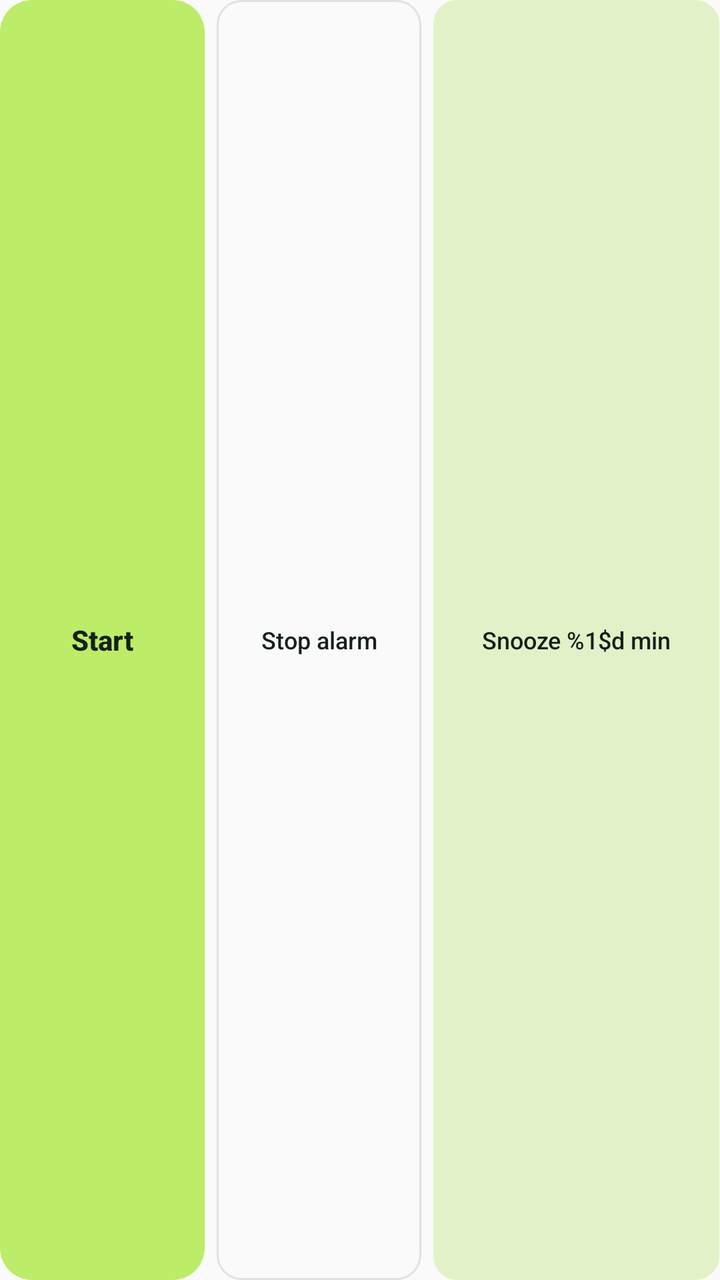
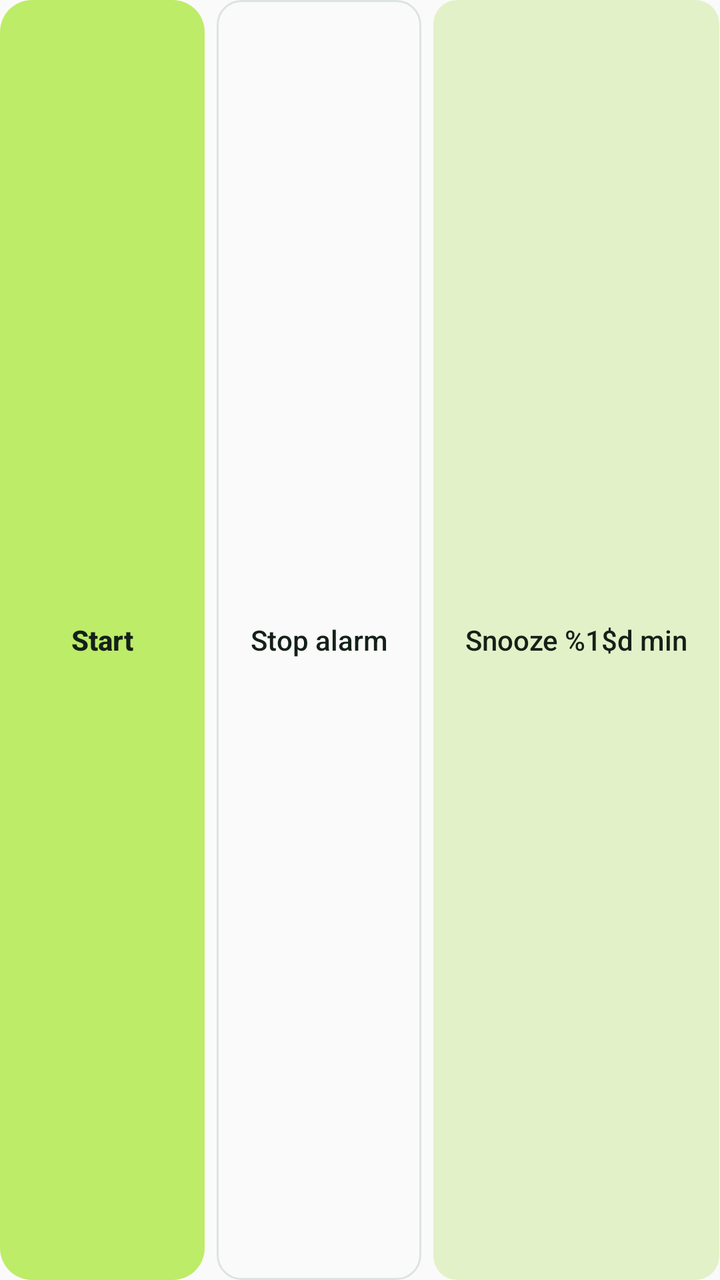

Compare the two renders of this Android layout. The source of the first and the diff that turns it into the second are given below.
<!-- AndroidManifest.xml: application theme Theme.YogaAlarm -->
<!-- res/layout/notification_alarm_compact.xml -->
<?xml version="1.0" encoding="utf-8"?>
<LinearLayout xmlns:android="http://schemas.android.com/apk/res/android"
    android:layout_width="match_parent"
    android:layout_height="48dp"
    android:orientation="horizontal">

    <Button
        android:id="@+id/notification_start"
        style="@style/AlarmNotificationButton.Start"
        android:layout_width="0dp"
        android:layout_height="match_parent"
        android:layout_weight="1"
        android:text="@string/notification_start" />

    <FrameLayout
        android:id="@+id/notification_stop_container"
        android:layout_width="0dp"
        android:layout_height="match_parent"
        android:layout_marginStart="6dp"
        android:layout_weight="1">

        <Button
            android:id="@+id/notification_stop"
            style="@style/AlarmNotificationButton.Stop"
            android:layout_width="match_parent"
            android:layout_height="match_parent"
            android:paddingStart="4dp"
            android:paddingEnd="4dp"
            android:text="@string/notification_stop"
            android:textSize="12sp" />
    </FrameLayout>

    <FrameLayout
        android:id="@+id/notification_snooze_container"
        android:layout_width="0dp"
        android:layout_height="match_parent"
        android:layout_marginStart="6dp"
        android:layout_weight="1.4">

        <Button
            android:id="@+id/notification_snooze"
            style="@style/AlarmNotificationButton.Snooze"
            android:layout_width="match_parent"
            android:layout_height="match_parent"
            android:paddingStart="4dp"
            android:paddingEnd="4dp"
            android:text="@string/notification_snooze"
            android:textSize="12sp" />
    </FrameLayout>
</LinearLayout>
<!-- resources referenced by this layout -->
<resources>
  <string name="notification_snooze">Snooze %1$d min</string>
  <string name="notification_start">Start</string>
  <string name="notification_stop">Stop alarm</string>
  <style name="AlarmNotificationButton.Snooze">
          <item name="android:background">@drawable/notification_snooze_background</item>
          <item name="android:textColor">@color/notification_snooze_ink</item>
      </style>
  <style name="AlarmNotificationButton.Start">
          <item name="android:background">@drawable/notification_start_background</item>
          <item name="android:textColor">@color/notification_button_ink</item>
          <item name="android:textStyle">bold</item>
      </style>
  <style name="AlarmNotificationButton.Stop">
          <item name="android:background">@drawable/notification_stop_background</item>
      </style>
  <style name="Theme.YogaAlarm" parent="Theme.YogaAlarm.Base" />
  <!-- drawable notification_snooze_background (drawable) -->
  <?xml version="1.0" encoding="utf-8"?>
  <ripple xmlns:android="http://schemas.android.com/apk/res/android" android:color="#227F8C82">
      <item>
          <shape android:shape="rectangle">
              <solid android:color="@color/notification_snooze_background" />
              <corners android:radius="12dp" />
          </shape>
      </item>
  </ripple>
  <color name="notification_snooze_ink">#142018</color>
  <!-- drawable notification_start_background (drawable) -->
  <?xml version="1.0" encoding="utf-8"?>
  <ripple xmlns:android="http://schemas.android.com/apk/res/android" android:color="#22142018">
      <item>
          <shape android:shape="rectangle">
              <solid android:color="@color/notification_lime" />
              <corners android:radius="16dp" />
          </shape>
      </item>
  </ripple>
  <color name="notification_button_ink">#142018</color>
  <!-- drawable notification_stop_background (drawable) -->
  <?xml version="1.0" encoding="utf-8"?>
  <ripple xmlns:android="http://schemas.android.com/apk/res/android" android:color="#227F8C82">
      <item>
          <shape android:shape="rectangle">
              <solid android:color="@android:color/transparent" />
              <stroke android:width="1dp" android:color="@color/notification_border" />
              <corners android:radius="12dp" />
          </shape>
      </item>
  </ripple>
  <style name="Theme.YogaAlarm.Base" parent="android:style/Theme.Material.Light.NoActionBar">
          <item name="android:fontFamily">sans</item>
          <item name="android:windowActionModeOverlay">true</item>
          <item name="android:windowLightStatusBar">true</item>
      </style>
  <color name="notification_snooze_background">#E3F1C8</color>
  <color name="notification_lime">#BDEC68</color>
  <color name="notification_border">#DDE4DE</color>
</resources>

<!-- the commit's change to res/layout/notification_alarm_compact.xml (unified diff, before → after) -->
@@ -26,8 +26,7 @@
             android:layout_height="match_parent"
             android:paddingStart="4dp"
             android:paddingEnd="4dp"
-            android:text="@string/notification_stop"
-            android:textSize="12sp" />
+            android:text="@string/notification_stop" />
     </FrameLayout>
 
     <FrameLayout
@@ -44,7 +43,6 @@
             android:layout_height="match_parent"
             android:paddingStart="4dp"
             android:paddingEnd="4dp"
-            android:text="@string/notification_snooze"
-            android:textSize="12sp" />
+            android:text="@string/notification_snooze" />
     </FrameLayout>
 </LinearLayout>
